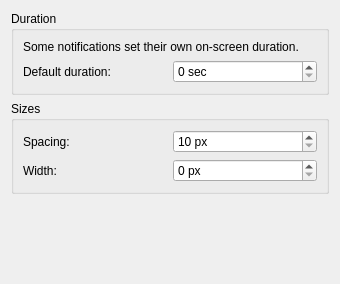
Qt form config/advancedsettings.ui (lxqt/lxqt-notificationd) before a commit.
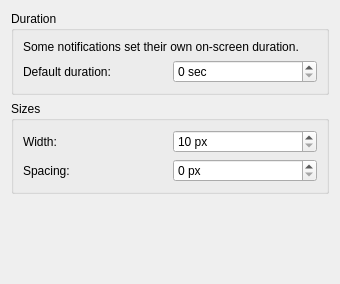
The same form after that commit.

Commit message:
Swap Spacing and Width
Fixes lxde/lxde-qt#123

```diff
--- a/config/advancedsettings.ui
+++ b/config/advancedsettings.ui
@@ -22,7 +22,7 @@
         <item>
          <widget class="QLabel" name="spacingLabel">
           <property name="text">
-           <string>Spacing:</string>
+           <string>Width:</string>
           </property>
          </widget>
         </item>
@@ -46,7 +46,7 @@
         <item>
          <widget class="QLabel" name="widthLabel">
           <property name="text">
-           <string>Width:</string>
+           <string>Spacing:</string>
           </property>
          </widget>
         </item>
```
